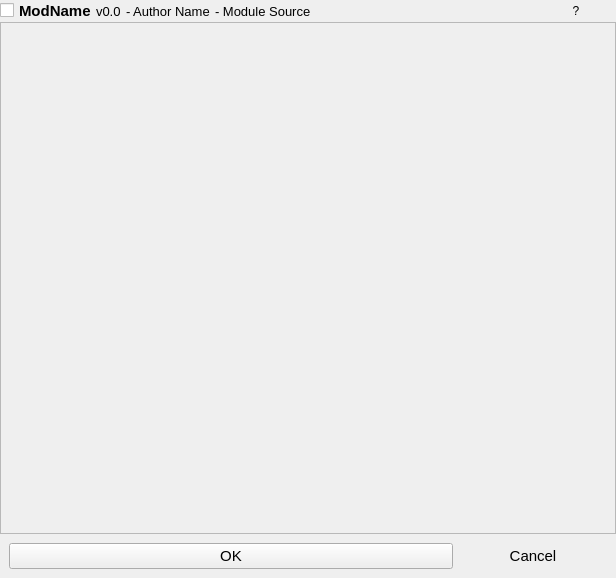
Before: the Qt Designer form ui/a2widget/a2module_view.ui in ewerybody/a2, drawn with Qt 5.
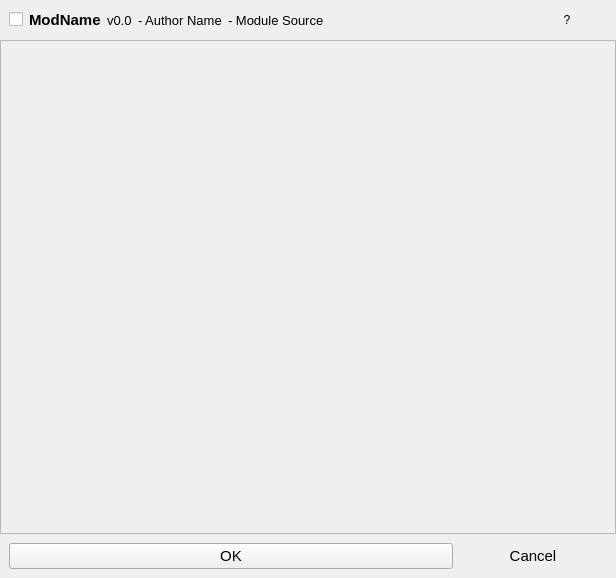
After: the same form once the commit is applied.

Commit message: module view now hides header when showing settings

The edit to the form file:
```diff
--- a/ui/a2widget/a2module_view.ui
+++ b/ui/a2widget/a2module_view.ui
@@ -21,10 +21,8 @@
     <number>0</number>
    </property>
    <item>
-    <layout class="QHBoxLayout" name="head_layout" stretch="0,0,0,0,1,0">
-     <property name="spacing">
-      <number>5</number>
-     </property>
+    <widget class="QWidget" name="head_widget" native="true">
+     <layout class="QHBoxLayout" name="horizontalLayout" stretch="0,0,0,0,1,0">
      <item>
       <widget class="QCheckBox" name="modCheck">
        <property name="text">
@@ -124,6 +122,7 @@
       </widget>
      </item>
     </layout>
+    </widget>
    </item>
    <item>
     <widget class="QScrollArea" name="a2scroll_area">
@@ -136,7 +135,7 @@
         <x>0</x>
         <y>0</y>
         <width>614</width>
-        <height>499</height>
+        <height>481</height>
        </rect>
       </property>
       <layout class="QVBoxLayout" name="verticalLayout_4"/>
```
Left out of the diff: 11 changed lines with no effect on the pictures. Lines whose indentation alone changed are shown as unchanged. The commit also changes 4 other files.
